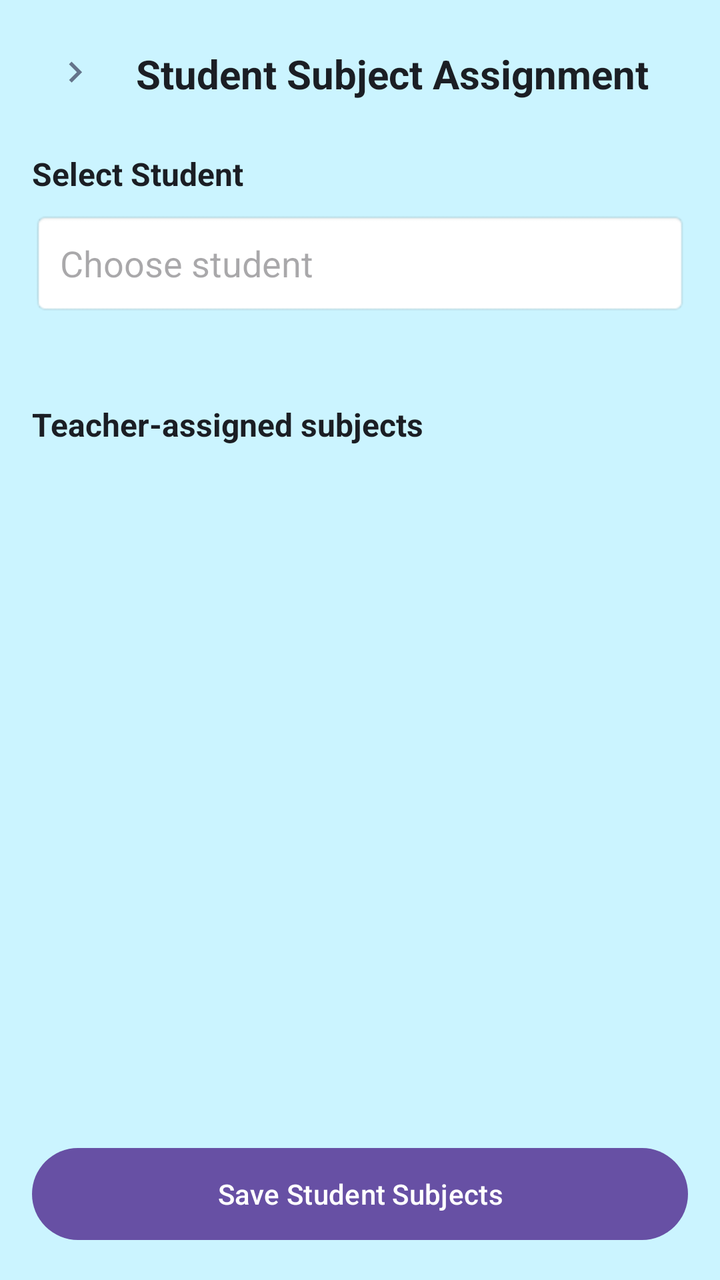
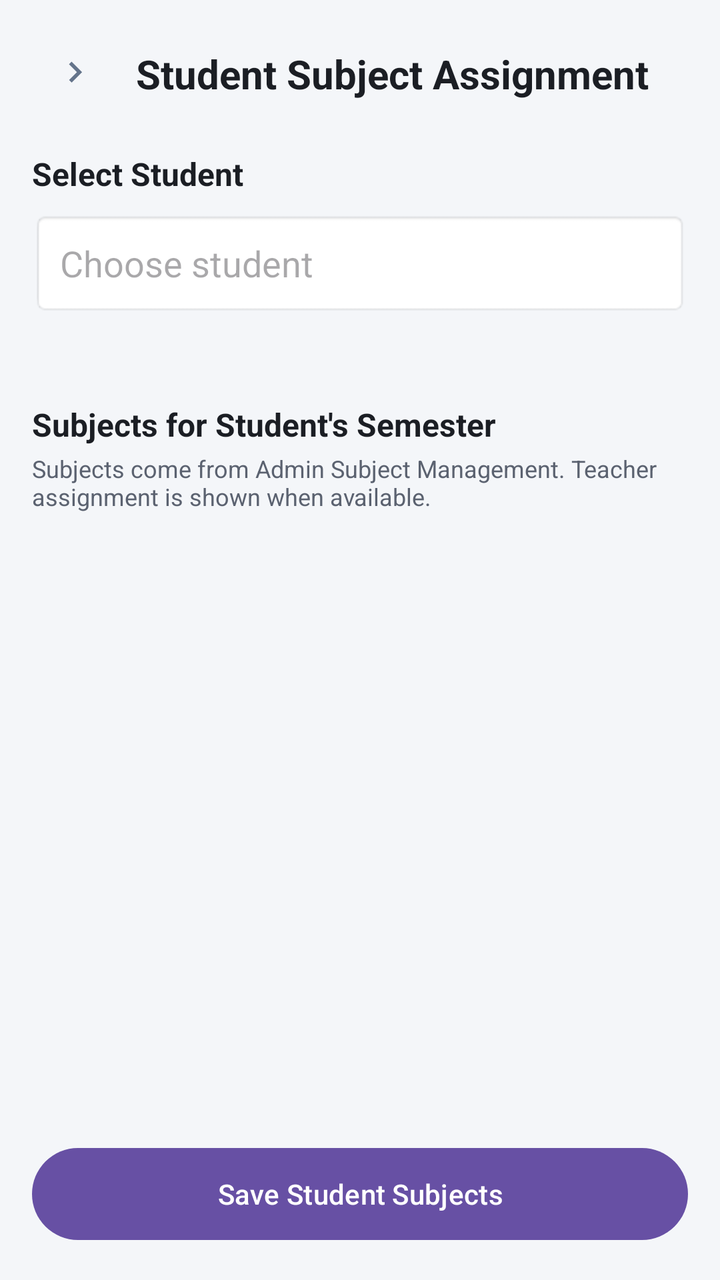

An Android layout rendered at two revisions. The XML below is the earlier revision; the diff shows what the commit changed to produce the second picture.
<!-- AndroidManifest.xml: application theme Theme.QRCodeAttendance -->
<!-- res/layout/activity_student_subject_assignment.xml -->
<?xml version="1.0" encoding="utf-8"?>
<LinearLayout
    xmlns:android="http://schemas.android.com/apk/res/android"
    android:layout_width="match_parent"
    android:layout_height="match_parent"
    android:orientation="vertical"
    android:padding="16dp"
    android:background="@color/colorPrimaryGlow">

    <LinearLayout
        android:layout_width="match_parent"
        android:layout_height="wrap_content"
        android:gravity="center_vertical">

        <ImageView
            android:id="@+id/btnBack"
            android:layout_width="42dp"
            android:layout_height="42dp"
            android:padding="10dp"
            android:src="@drawable/ic_arrow" />

        <TextView
            android:layout_width="0dp"
            android:layout_height="wrap_content"
            android:layout_weight="1"
            android:layout_marginStart="10dp"
            android:text="Student Subject Assignment"
            android:textColor="@color/textPrimary"
            android:textSize="20sp"
            android:textStyle="bold" />

        <ProgressBar
            android:id="@+id/progress"
            android:layout_width="26dp"
            android:layout_height="26dp"
            android:visibility="gone" />

    </LinearLayout>

    <TextView
        android:layout_width="match_parent"
        android:layout_height="wrap_content"
        android:layout_marginTop="18dp"
        android:text="Select Student"
        android:textColor="@color/textPrimary"
        android:textSize="16sp"
        android:textStyle="bold" />

    <AutoCompleteTextView
        android:id="@+id/etStudent"
        android:layout_width="match_parent"
        android:layout_height="52dp"
        android:layout_marginTop="8dp"
        android:hint="Choose student"
        android:inputType="none"
        android:paddingHorizontal="14dp"
        android:background="@android:drawable/editbox_background" />

    <TextView
        android:id="@+id/tvStudentInfo"
        android:layout_width="match_parent"
        android:layout_height="wrap_content"
        android:layout_marginTop="8dp"
        android:textColor="@color/textSecondary"
        android:textSize="13sp" />

    <TextView
        android:layout_width="match_parent"
        android:layout_height="wrap_content"
        android:layout_marginTop="18dp"
        android:text="Teacher-assigned subjects"
        android:textColor="@color/textPrimary"
        android:textSize="16sp"
        android:textStyle="bold" />

    <ScrollView
        android:layout_width="match_parent"
        android:layout_height="0dp"
        android:layout_weight="1"
        android:layout_marginTop="6dp">

        <LinearLayout
            android:id="@+id/subjectContainer"
            android:layout_width="match_parent"
            android:layout_height="wrap_content"
            android:orientation="vertical" />

    </ScrollView>

    <com.google.android.material.button.MaterialButton
        android:id="@+id/btnSave"
        android:layout_width="match_parent"
        android:layout_height="54dp"
        android:text="Save Student Subjects"
        android:textAllCaps="false" />

</LinearLayout>
<!-- resources referenced by this layout -->
<resources>
  <color name="colorPrimaryGlow">#3300E5FF</color>
  <color name="textPrimary">#1B1E24</color>
  <color name="textSecondary">#5B6270</color>
  <!-- drawable ic_arrow (drawable) -->
  <?xml version="1.0" encoding="utf-8"?>
  <vector xmlns:android="http://schemas.android.com/apk/res/android"
      android:width="24dp"
      android:height="24dp"
      android:viewportWidth="24"
      android:viewportHeight="24">
  
      <path
          android:fillColor="#64748B"
          android:pathData="M9.29,6.71 13.58,11 9.29,15.29 10.71,16.71 16.41,11 10.71,5.29z"/>
  </vector>
  <style name="Theme.QRCodeAttendance" parent="Base.Theme.QRCodeAttendance" />
  <style name="Base.Theme.QRCodeAttendance" parent="Theme.Material3.DayNight.NoActionBar">
          
          
      </style>
</resources>

<!-- the commit's change to res/layout/activity_student_subject_assignment.xml (unified diff, before → after) -->
@@ -5,7 +5,7 @@
     android:layout_height="match_parent"
     android:orientation="vertical"
     android:padding="16dp"
-    android:background="@color/colorPrimaryGlow">
+    android:background="@color/backgroundColor">
 
     <LinearLayout
         android:layout_width="match_parent"
@@ -68,10 +68,18 @@
         android:layout_width="match_parent"
         android:layout_height="wrap_content"
         android:layout_marginTop="18dp"
-        android:text="Teacher-assigned subjects"
+        android:text="Subjects for Student's Semester"
         android:textColor="@color/textPrimary"
         android:textSize="16sp"
         android:textStyle="bold" />
+
+    <TextView
+        android:layout_width="match_parent"
+        android:layout_height="wrap_content"
+        android:layout_marginTop="3dp"
+        android:text="Subjects come from Admin Subject Management. Teacher assignment is shown when available."
+        android:textColor="@color/textSecondary"
+        android:textSize="12sp" />
 
     <ScrollView
         android:layout_width="match_parent"
<!-- resource entries referenced after the edit -->
@@ -1,6 +1,6 @@
 <!-- resources referenced by this layout -->
 <resources>
-  <color name="colorPrimaryGlow">#3300E5FF</color>
+  <color name="backgroundColor">#F4F6F9</color>
   <color name="textPrimary">#1B1E24</color>
   <color name="textSecondary">#5B6270</color>
   <!-- drawable ic_arrow (drawable) -->
